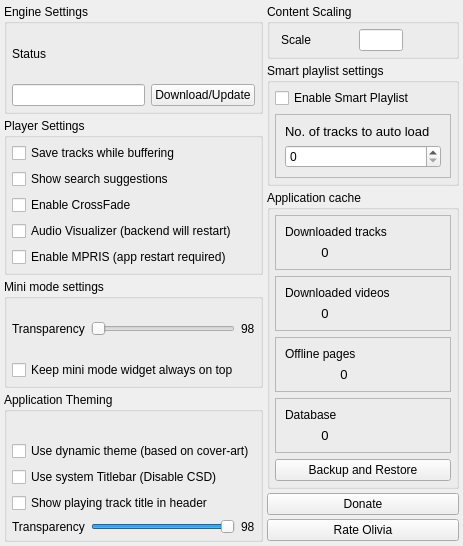
Qt form settings.ui (keshavbhatt/olivia) before a commit.
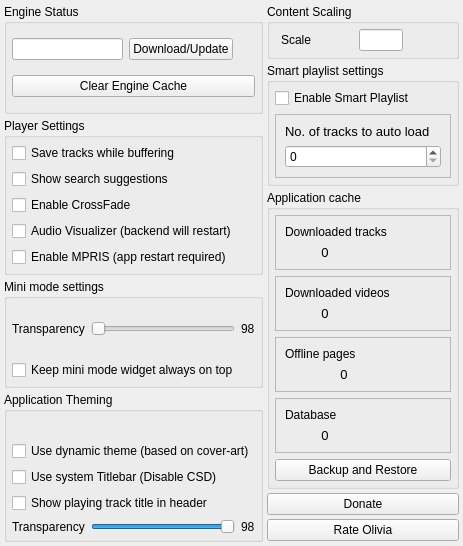
The same form after that commit. Icons and pictures are not drawn. Custom widgets are drawn as their Qt base class.

Commit message: added option in setting dialog to clear engine cache. increased the capacity of tracks in smart playlist.

The edit to the form file:
```diff
--- a/settings.ui
+++ b/settings.ui
@@ -48,9 +48,9 @@
        <item>
         <widget class="QGroupBox" name="groupBox_4">
          <property name="title">
-          <string>Engine Settings</string>
+          <string>Engine Status</string>
          </property>
-         <layout class="QGridLayout" name="gridLayout">
+         <layout class="QVBoxLayout" name="verticalLayout_4">
           <property name="leftMargin">
            <number>5</number>
           </property>
@@ -63,21 +63,9 @@
           <property name="bottomMargin">
            <number>5</number>
           </property>
-          <item row="0" column="0">
-           <widget class="QLabel" name="label">
-            <property name="text">
-             <string>Status</string>
-            </property>
-           </widget>
-          </item>
-          <item row="0" column="1">
-           <widget class="QLabel" name="loading_movie">
-            <property name="textInteractionFlags">
-             <set>Qt::NoTextInteraction</set>
-            </property>
-           </widget>
-          </item>
-          <item row="1" column="0">
+          <item>
+           <layout class="QHBoxLayout" name="horizontalLayout_9">
+            <item>
            <widget class="QLineEdit" name="engine_status">
             <property name="focusPolicy">
              <enum>Qt::NoFocus</enum>
@@ -87,7 +75,7 @@
             </property>
            </widget>
           </item>
-          <item row="1" column="1">
+            <item>
            <widget class="controlButton" name="download_engine">
             <property name="focusPolicy">
              <enum>Qt::NoFocus</enum>
@@ -101,6 +89,50 @@
             <property name="icon">
              <iconset resource="icons.qrc">
               <normaloff>:/icons/others/donwload2.png</normaloff>:/icons/others/donwload2.png</iconset>
+              </property>
+              <property name="iconSize">
+               <size>
+                <width>15</width>
+                <height>15</height>
+               </size>
+              </property>
+             </widget>
+            </item>
+            <item>
+             <widget class="QLabel" name="loading_movie">
+              <property name="sizePolicy">
+               <sizepolicy hsizetype="Preferred" vsizetype="Maximum">
+                <horstretch>0</horstretch>
+                <verstretch>0</verstretch>
+               </sizepolicy>
+              </property>
+              <property name="minimumSize">
+               <size>
+                <width>16</width>
+                <height>11</height>
+               </size>
+              </property>
+              <property name="textInteractionFlags">
+               <set>Qt::NoTextInteraction</set>
+              </property>
+             </widget>
+            </item>
+           </layout>
+          </item>
+          <item>
+           <widget class="controlButton" name="clear_engine_cache">
+            <property name="focusPolicy">
+             <enum>Qt::NoFocus</enum>
+            </property>
+            <property name="toolTip">
+             <string>Click if you are getting frequent 403 or 429 erros.</string>
+            </property>
+            <property name="text">
+             <string>Clear Engine Cache</string>
+            </property>
+            <property name="icon">
+             <iconset resource="icons.qrc">
+              <normaloff>:/icons/others/remove2.png</normaloff>:/icons/others/remove2.png</iconset>
             </property>
             <property name="iconSize">
              <size>
```
Lines whose indentation alone changed are shown as unchanged.
